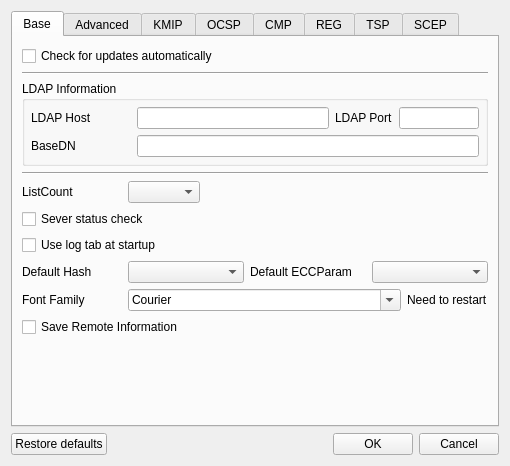
Old version of the form CertMan/settings_dlg.ui in the repository jykim74/CertMan.
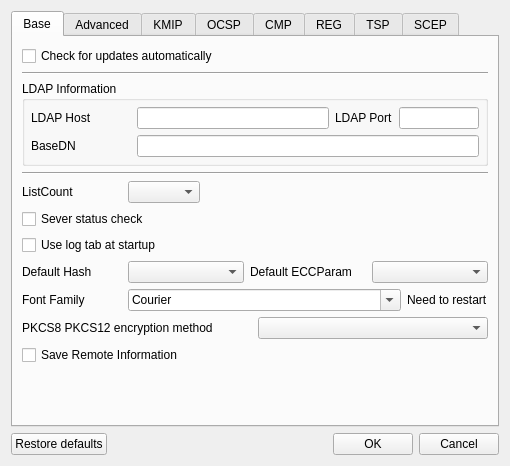
New version of the form. The open tabs and pages were chosen to show the change.

Patch:
```diff
--- a/CertMan/settings_dlg.ui
+++ b/CertMan/settings_dlg.ui
@@ -271,6 +271,23 @@
          </item>
         </layout>
        </item>
+       <item>
+        <layout class="QGridLayout" name="gridLayout_32">
+         <property name="topMargin">
+          <number>0</number>
+         </property>
+         <item row="0" column="0">
+          <widget class="QLabel" name="label_37">
+           <property name="text">
+            <string>PKCS8 PKCS12 encryption method</string>
+           </property>
+          </widget>
+         </item>
+         <item row="0" column="1">
+          <widget class="QComboBox" name="mPriEncMethodCombo"/>
+         </item>
+        </layout>
+       </item>
        <item>
         <widget class="QCheckBox" name="mSaveRemoteInfoCheck">
          <property name="text">
```
Left out of the diff: 2 changed lines with no effect on the pictures.
